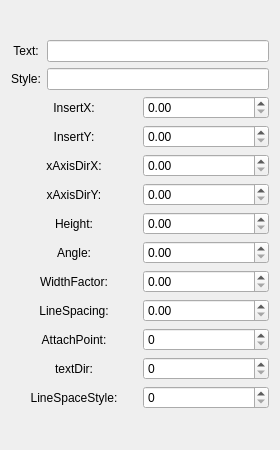
Above: ShrikeDxf/MTextAttritubeWidget.ui from whisper512/ShrikeDxf-V0.1 before the change. Below: the same form after it.
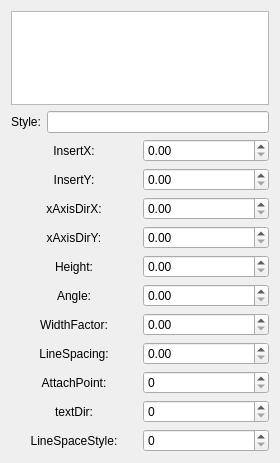
That is the form after the change.

What changed in the file:
```diff
--- a/ShrikeDxf/MTextAttritubeWidget.ui
+++ b/ShrikeDxf/MTextAttritubeWidget.ui
@@ -7,13 +7,13 @@
     <x>0</x>
     <y>0</y>
     <width>280</width>
-    <height>450</height>
+    <height>463</height>
    </rect>
   </property>
   <property name="windowTitle">
    <string>Form</string>
   </property>
-  <layout class="QVBoxLayout" name="verticalLayout">
+  <layout class="QVBoxLayout" name="verticalLayout_2">
    <item>
     <spacer name="verticalSpacer">
      <property name="orientation">
@@ -28,21 +28,13 @@
     </spacer>
    </item>
    <item>
-    <layout class="QGridLayout" name="gridLayout_2">
-     <item row="0" column="0">
-      <widget class="QLabel" name="label_Text">
-       <property name="text">
-        <string>Text:</string>
-       </property>
-       <property name="alignment">
-        <set>Qt::AlignmentFlag::AlignCenter</set>
-       </property>
-      </widget>
+    <layout class="QVBoxLayout" name="verticalLayout">
+     <item>
+      <widget class="QTextEdit" name="textEdit"/>
      </item>
-     <item row="0" column="1">
-      <widget class="QLineEdit" name="lineEdit_Text"/>
-     </item>
-     <item row="1" column="0">
+     <item>
+      <layout class="QHBoxLayout" name="horizontalLayout">
+       <item>
       <widget class="QLabel" name="label_Style">
        <property name="text">
         <string>Style:</string>
@@ -52,7 +44,7 @@
        </property>
       </widget>
      </item>
-     <item row="1" column="1">
+       <item>
       <widget class="QLineEdit" name="lineEdit_Style"/>
      </item>
     </layout>
@@ -233,6 +225,8 @@
      </item>
      <item row="10" column="1">
       <widget class="QSpinBox" name="spinBox_LineSpaceStyle"/>
+       </item>
+      </layout>
      </item>
     </layout>
    </item>
```
Lines whose indentation alone changed are shown as unchanged.
